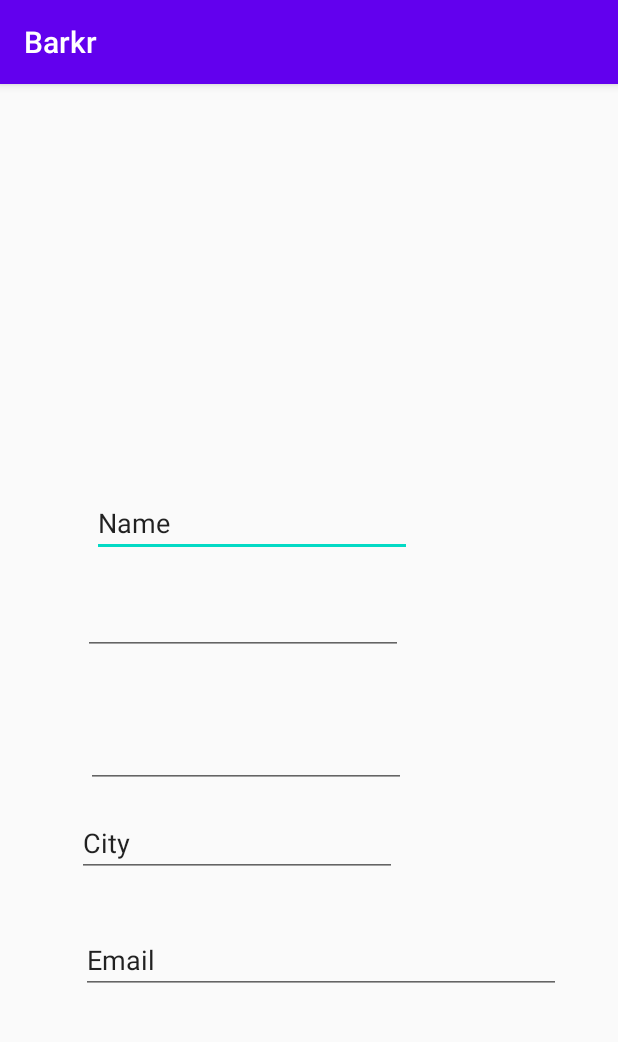
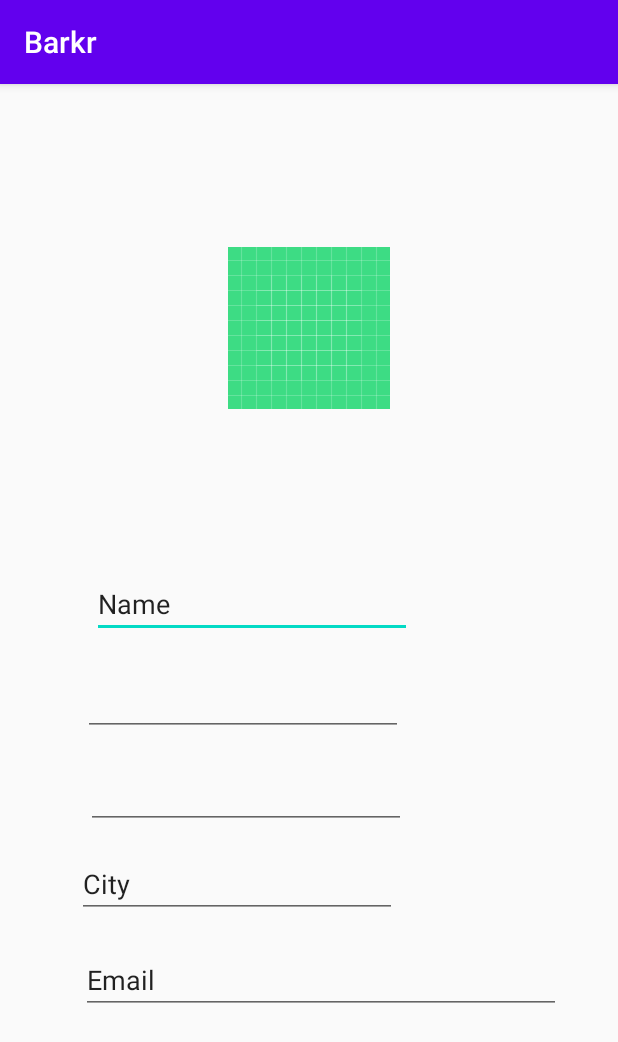
Before and after one commit to kdperez1998/Barkr, an Android app: the EditProfile screen opened directly, with no data from a screen before it, on a phone screen of 412 x 824 dp. Shown: the top 1042 px of the screen. Run offline under Robolectric (Android 15) with nearby library versions, the phone set to English and light mode, and no system bars; Roboto replaces fonts that are not available here.

Commit message:
Modified Cindy's code to make it visible for testing

```diff
--- a/app/src/main/java/com/example/barkr/EditProfile.java
+++ b/app/src/main/java/com/example/barkr/EditProfile.java
@@ -2,19 +2,21 @@ package com.example.barkr;
 
 import androidx.appcompat.app.AppCompatActivity;
 
+import android.media.Image;
 import android.os.Bundle;
+import android.view.View;
 import android.widget.EditText;
-
-
+import android.widget.ImageView;
 
 
 public class EditProfile extends AppCompatActivity {
     EditText TextPostalAddress,editTextDate,TextPersonName,EditCity, EditEmail;
-
+    ImageView profileImage;
     public void onCreate(Bundle savedInstanceState) {
         super.onCreate(savedInstanceState);
         setContentView(R.layout.activity_edit_profile);
-
+        profileImage = findViewById(R.id.imageView2);
+        profileImage.setVisibility(View.VISIBLE);
 
     }
 
--- a/app/src/main/res/layout/activity_edit_profile.xml
+++ b/app/src/main/res/layout/activity_edit_profile.xml
@@ -29,7 +29,8 @@
         app:layout_constraintEnd_toEndOf="parent"
         app:layout_constraintStart_toStartOf="parent"
         app:layout_constraintTop_toTopOf="parent"
-        tools:srcCompat="@tools:sample/avatars" />
+        app:srcCompat="@drawable/ic_launcher_background"
+        tools:src="@tools:sample/avatars" />
 
     <EditText
         android:id="@+id/editTextTextPersonName"
@@ -74,8 +75,8 @@
         app:layout_constraintStart_toStartOf="parent"
         app:layout_constraintTop_toBottomOf="@+id/editTextTextPersonName"
         app:layout_constraintVertical_bias="0.0"
-        tools:ignore="LabelFor"
-        tools:text="DOB:" />
+        tools:text="DOB"
+        tools:ignore="LabelFor" />
 
     <EditText
         android:id="@+id/editTextTextPostalAddress"
```
Also changed, not shown: app/src/main/java/com/example/barkr/MainActivity.java (+17 -1 lines), app/src/main/res/layout/activity_main.xml (+12 -0 lines).
